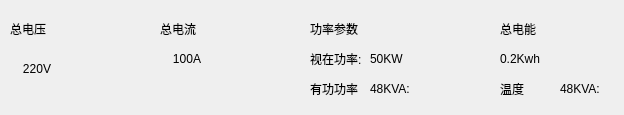
Above: BusBar/branch/box/boxtotalwid.ui from luozhiyong131/BusBar before the change. Below: the same form after it.
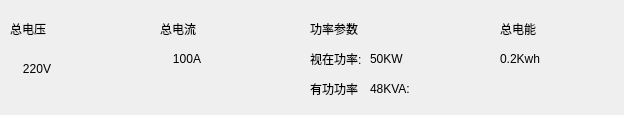
That is the form after the change.

Diff of the .ui file:
```diff
--- a/BusBar/branch/box/boxtotalwid.ui
+++ b/BusBar/branch/box/boxtotalwid.ui
@@ -165,32 +165,6 @@
     <string>视在功率:</string>
    </property>
   </widget>
-  <widget class="QLabel" name="label_11">
-   <property name="geometry">
-    <rect>
-     <x>500</x>
-     <y>80</y>
-     <width>54</width>
-     <height>18</height>
-    </rect>
-   </property>
-   <property name="text">
-    <string>温度</string>
-   </property>
-  </widget>
-  <widget class="QLabel" name="temLab">
-   <property name="geometry">
-    <rect>
-     <x>560</x>
-     <y>80</y>
-     <width>54</width>
-     <height>18</height>
-    </rect>
-   </property>
-   <property name="text">
-    <string>48KVA:</string>
-   </property>
-  </widget>
  </widget>
  <resources/>
  <connections/>
```
